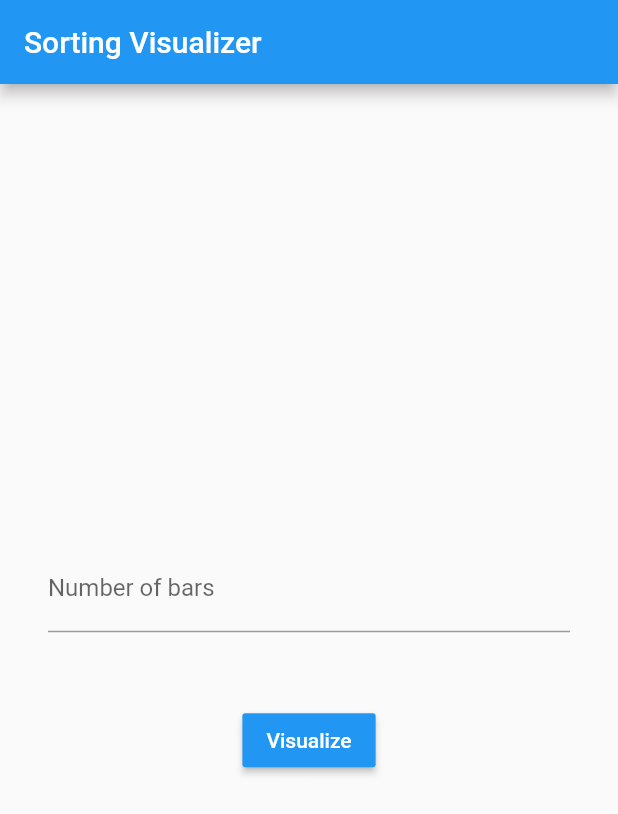
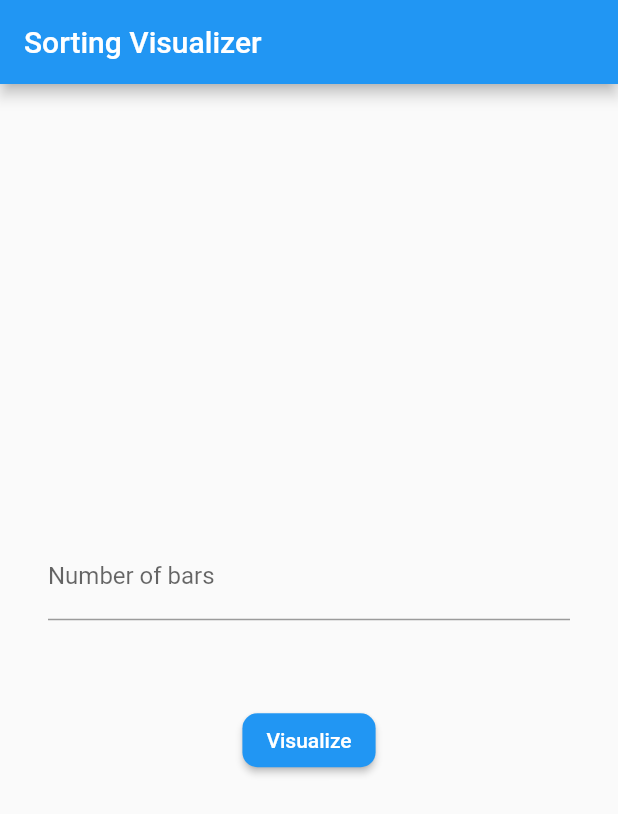
Before and after one commit to RitamChakraborty/sorting_visualizer, a Flutter app: the screen it shows after launch, on a phone screen of 412 x 824 dp. Shown: the top 814 px of the screen. Run offline on Flutter 3.47's test engine with Material 2 defaults, Android fonts, the light colour scheme and no system bars.

Commit message:
ui: Make RoundedButton widget

```diff
--- a/lib/pages/home_page.dart
+++ b/lib/pages/home_page.dart
@@ -6,6 +6,7 @@ import 'package:provider/provider.dart';
 import 'package:sortingvisualizer/pages/sorting_page.dart';
 import 'package:sortingvisualizer/data/constants.dart';
 import 'package:sortingvisualizer/provider/sorting_provider.dart';
+import 'package:sortingvisualizer/widgets/rounded_button.dart';
 
 class HomePage extends StatelessWidget {
   final TextEditingController _controller = TextEditingController();
@@ -87,14 +88,10 @@ class HomePage extends StatelessWidget {
                     children: [
                       form,
                       SizedBox(height: 48),
-                      MaterialButton(
+                      RoundedButton(
+                        text: "Visualize",
                         onPressed: visualizeButtonOnPress,
-                        color: Theme.of(context).accentColor,
-                        child: Text(
-                          "Visualize",
-                          style: Theme.of(context).textTheme.button,
-                        ),
-                      )
+                      ),
                     ],
                   ),
                 ),
--- a/lib/pages/sorting_page.dart
+++ b/lib/pages/sorting_page.dart
@@ -6,6 +6,7 @@ import 'package:provider/provider.dart';
 import 'package:sortingvisualizer/data/constants.dart';
 import 'package:sortingvisualizer/provider/sorting_provider.dart';
 import 'package:sortingvisualizer/utils/utils.dart';
+import 'package:sortingvisualizer/widgets/rounded_button.dart';
 
 class SortingPage extends StatelessWidget {
   @override
@@ -80,16 +81,11 @@ class SortingPage extends StatelessWidget {
     );
 
     Widget button({@required String text, @required Function onPressed}) {
-      return Padding(
-        padding: const EdgeInsets.symmetric(horizontal: 16.0, vertical: 8.0),
-        child: MaterialButton(
-          color: Theme.of(context).accentColor,
-          shape: SHAPE,
+      return RoundedButton(
+        text: text,
         onPressed: () async {
           await onPressed();
         },
-          child: Text(text, style: TextStyle(color: Colors.white),),
-        ),
       );
     }
 
--- a/lib/provider/sorting_provider.dart
+++ b/lib/provider/sorting_provider.dart
@@ -92,9 +92,9 @@ class SortingProvider extends ChangeNotifier {
       }
 
       await Future.delayed(Duration(
-          milliseconds: _animationSpeed.toInt() > 100
-              ? _animationSpeed.toInt() - 100
-              : 0));
+        milliseconds:
+            _animationSpeed.toInt() > 100 ? _animationSpeed.toInt() - 100 : 0,
+      ));
     }
   }
 
--- /dev/null
+++ b/lib/widgets/rounded_button.dart
@@ -0,0 +1,30 @@
+import 'package:flutter/material.dart';
+import 'package:sortingvisualizer/data/constants.dart';
+
+class RoundedButton extends StatelessWidget {
+  final String _text;
+  final Function _onPressed;
+
+  const RoundedButton({@required String text, Function onPressed})
+      : this._text = text,
+        this._onPressed = onPressed,
+        assert(text != null);
+
+  @override
+  Widget build(BuildContext context) {
+    return Padding(
+      padding: const EdgeInsets.symmetric(horizontal: 16.0, vertical: 8.0),
+      child: MaterialButton(
+        color: Theme.of(context).accentColor,
+        shape: SHAPE,
+        onPressed: _onPressed,
+        child: Text(
+          _text,
+          style: TextStyle(
+            color: Colors.white,
+          ),
+        ),
+      ),
+    );
+  }
+}
```
Lines whose indentation alone changed are shown as unchanged.
